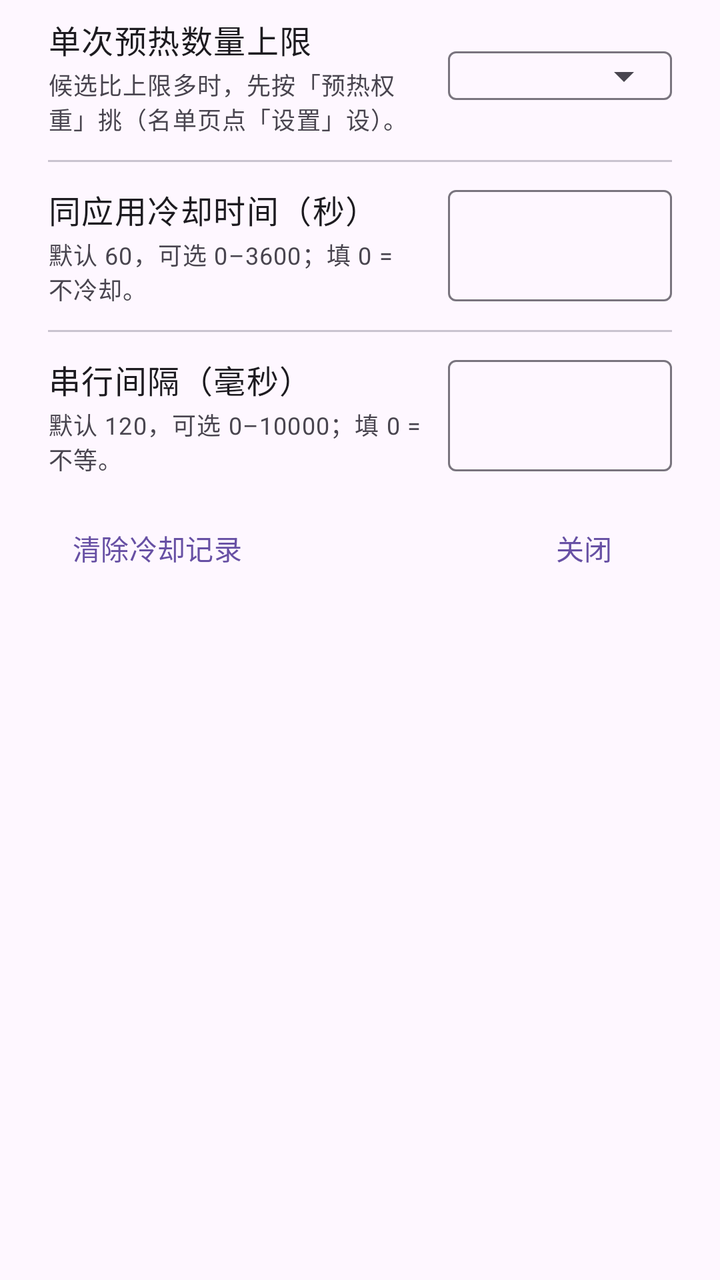
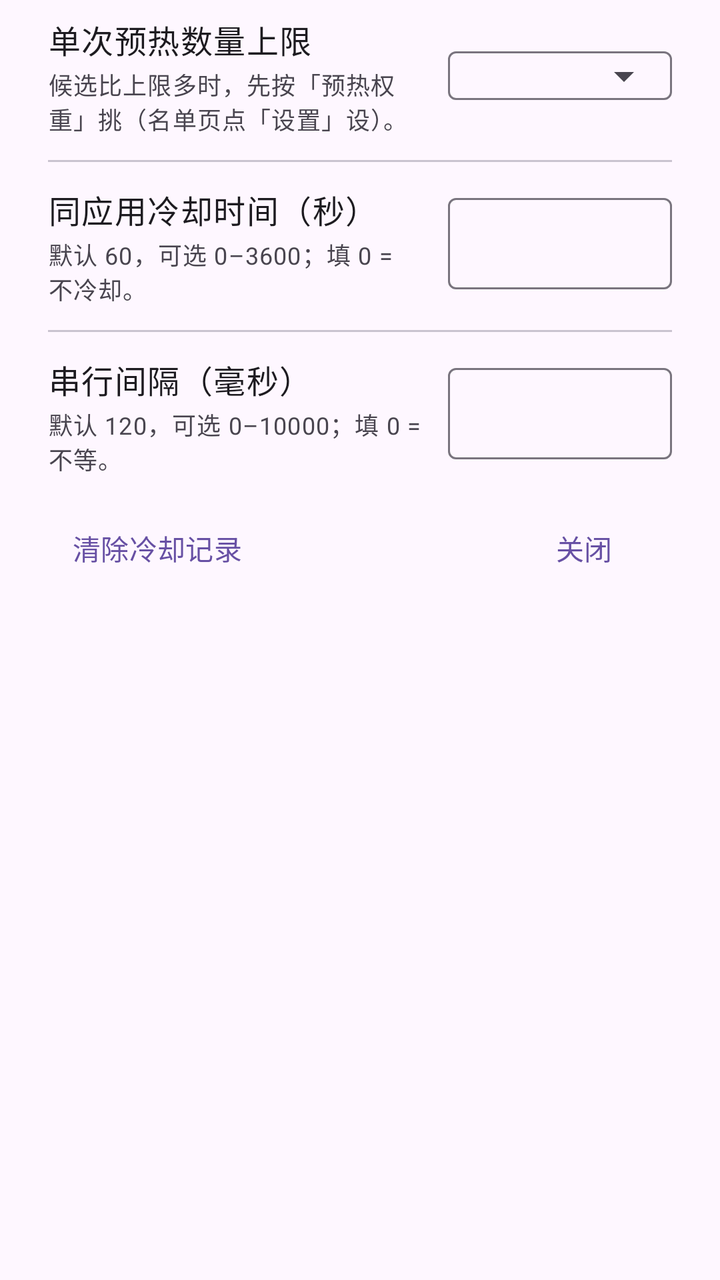

Compare the two renders of this Android layout. The source of the first and the diff that turns it into the second are given below.
<!-- AndroidManifest.xml: application theme Theme.NotificationFixer -->
<!-- res/layout/dialog_warm_params.xml -->
<?xml version="1.0" encoding="utf-8"?>
<ScrollView xmlns:android="http://schemas.android.com/apk/res/android"
    xmlns:app="http://schemas.android.com/apk/res-auto"
    android:layout_width="match_parent"
    android:layout_height="wrap_content">

    <LinearLayout
        android:layout_width="match_parent"
        android:layout_height="wrap_content"
        android:orientation="vertical"
        android:paddingStart="24dp"
        android:paddingTop="8dp"
        android:paddingEnd="24dp"
        android:paddingBottom="12dp">

        
        <LinearLayout
            android:layout_width="match_parent"
            android:layout_height="wrap_content"
            android:baselineAligned="false"
            android:gravity="center_vertical"
            android:orientation="horizontal">

            <LinearLayout
                android:layout_width="0dp"
                android:layout_height="wrap_content"
                android:layout_weight="1"
                android:orientation="vertical">

                <TextView
                    android:layout_width="match_parent"
                    android:layout_height="wrap_content"
                    android:text="@string/settings_warm_max_title"
                    android:textAppearance="?attr/textAppearanceBodyLarge" />

                <TextView
                    android:layout_width="match_parent"
                    android:layout_height="wrap_content"
                    android:layout_marginTop="2dp"
                    android:text="@string/settings_warm_max_helper"
                    android:textAppearance="?attr/textAppearanceBodySmall"
                    android:textColor="?attr/colorOnSurfaceVariant" />
            </LinearLayout>

            <com.google.android.material.textfield.TextInputLayout
                android:id="@+id/dlg_til_warm_max"
                style="?attr/textInputOutlinedStyle"
                android:layout_width="112dp"
                android:layout_height="wrap_content"
                android:layout_marginStart="12dp"
                app:endIconMode="dropdown_menu"
                app:hintEnabled="false">

                <com.google.android.material.textfield.MaterialAutoCompleteTextView
                    android:id="@+id/dlg_et_warm_max"
                    android:layout_width="match_parent"
                    android:layout_height="wrap_content"
                    android:clickable="true"
                    android:cursorVisible="false"
                    android:gravity="start|center_vertical"
                    android:inputType="none"
                    android:singleLine="true" />
            </com.google.android.material.textfield.TextInputLayout>
        </LinearLayout>

        <com.google.android.material.divider.MaterialDivider
            android:layout_width="match_parent"
            android:layout_height="wrap_content"
            android:layout_marginTop="12dp"
            android:layout_marginBottom="12dp" />

        
        <LinearLayout
            android:layout_width="match_parent"
            android:layout_height="wrap_content"
            android:baselineAligned="false"
            android:gravity="center_vertical"
            android:orientation="horizontal">

            <LinearLayout
                android:layout_width="0dp"
                android:layout_height="wrap_content"
                android:layout_weight="1"
                android:orientation="vertical">

                <TextView
                    android:layout_width="match_parent"
                    android:layout_height="wrap_content"
                    android:text="@string/settings_warm_cooldown_hint"
                    android:textAppearance="?attr/textAppearanceBodyLarge" />

                <TextView
                    android:layout_width="match_parent"
                    android:layout_height="wrap_content"
                    android:layout_marginTop="2dp"
                    android:text="@string/settings_warm_cooldown_helper"
                    android:textAppearance="?attr/textAppearanceBodySmall"
                    android:textColor="?attr/colorOnSurfaceVariant" />
            </LinearLayout>

            <com.google.android.material.textfield.TextInputLayout
                android:id="@+id/dlg_til_warm_cooldown"
                style="?attr/textInputOutlinedStyle"
                android:layout_width="112dp"
                android:layout_height="wrap_content"
                android:layout_marginStart="12dp"
                app:hintEnabled="false">

                <com.google.android.material.textfield.TextInputEditText
                    android:id="@+id/dlg_et_warm_cooldown"
                    android:layout_width="match_parent"
                    android:layout_height="wrap_content"
                    android:gravity="end|center_vertical"
                    android:imeOptions="actionDone"
                    android:inputType="number"
                    android:maxLength="4"
                    android:singleLine="true" />
            </com.google.android.material.textfield.TextInputLayout>
        </LinearLayout>

        <com.google.android.material.divider.MaterialDivider
            android:layout_width="match_parent"
            android:layout_height="wrap_content"
            android:layout_marginTop="12dp"
            android:layout_marginBottom="12dp" />

        
        <LinearLayout
            android:layout_width="match_parent"
            android:layout_height="wrap_content"
            android:baselineAligned="false"
            android:gravity="center_vertical"
            android:orientation="horizontal">

            <LinearLayout
                android:layout_width="0dp"
                android:layout_height="wrap_content"
                android:layout_weight="1"
                android:orientation="vertical">

                <TextView
                    android:layout_width="match_parent"
                    android:layout_height="wrap_content"
                    android:text="@string/settings_warm_gap_hint"
                    android:textAppearance="?attr/textAppearanceBodyLarge" />

                <TextView
                    android:layout_width="match_parent"
                    android:layout_height="wrap_content"
                    android:layout_marginTop="2dp"
                    android:text="@string/settings_warm_gap_helper"
                    android:textAppearance="?attr/textAppearanceBodySmall"
                    android:textColor="?attr/colorOnSurfaceVariant" />
            </LinearLayout>

            <com.google.android.material.textfield.TextInputLayout
                android:id="@+id/dlg_til_warm_gap"
                style="?attr/textInputOutlinedStyle"
                android:layout_width="112dp"
                android:layout_height="wrap_content"
                android:layout_marginStart="12dp"
                app:hintEnabled="false">

                <com.google.android.material.textfield.TextInputEditText
                    android:id="@+id/dlg_et_warm_gap"
                    android:layout_width="match_parent"
                    android:layout_height="wrap_content"
                    android:gravity="end|center_vertical"
                    android:imeOptions="actionDone"
                    android:inputType="number"
                    android:maxLength="5"
                    android:singleLine="true" />
            </com.google.android.material.textfield.TextInputLayout>
        </LinearLayout>

        
        <LinearLayout
            android:layout_width="match_parent"
            android:layout_height="wrap_content"
            android:layout_marginTop="12dp"
            android:gravity="center_vertical"
            android:orientation="horizontal">

            <com.google.android.material.button.MaterialButton
                android:id="@+id/btn_clear_cooldown"
                style="?attr/borderlessButtonStyle"
                android:layout_width="wrap_content"
                android:layout_height="wrap_content"
                android:text="@string/action_clear_cooldown" />

            <Space
                android:layout_width="0dp"
                android:layout_height="1dp"
                android:layout_weight="1" />

            <com.google.android.material.button.MaterialButton
                android:id="@+id/btn_warm_params_close"
                style="?attr/borderlessButtonStyle"
                android:layout_width="wrap_content"
                android:layout_height="wrap_content"
                android:text="@string/dialog_close" />
        </LinearLayout>
    </LinearLayout>
</ScrollView>
<!-- resources referenced by this layout -->
<resources>
  <string name="action_clear_cooldown">清除冷却记录</string>
  <string name="dialog_close">关闭</string>
  <string name="settings_warm_cooldown_helper">默认 60，可选 0–3600；填 0 = 不冷却。</string>
  <string name="settings_warm_cooldown_hint">同应用冷却时间（秒）</string>
  <string name="settings_warm_gap_helper">默认 120，可选 0–10000；填 0 = 不等。</string>
  <string name="settings_warm_gap_hint">串行间隔（毫秒）</string>
  <string name="settings_warm_max_helper">候选比上限多时，先按「预热权重」挑（名单页点「设置」设）。</string>
  <string name="settings_warm_max_title">单次预热数量上限</string>
  <style name="Theme.NotificationFixer" parent="Theme.Material3.DayNight.NoActionBar">
          <item name="android:windowBackground">?attr/colorSurface</item>
          <item name="android:windowLightStatusBar">true</item>
          <item name="android:windowLightNavigationBar">true</item>
          <item name="android:enforceStatusBarContrast">false</item>
          <item name="android:enforceNavigationBarContrast">false</item>
      </style>
</resources>

<!-- the commit's change to res/layout/dialog_warm_params.xml (unified diff, before → after) -->
@@ -46,7 +46,7 @@
                 android:id="@+id/dlg_til_warm_max"
                 style="?attr/textInputOutlinedStyle"
                 android:layout_width="112dp"
-                android:layout_height="wrap_content"
+                android:layout_height="48dp"
                 android:layout_marginStart="12dp"
                 app:endIconMode="dropdown_menu"
                 app:hintEnabled="false">
@@ -59,6 +59,8 @@
                     android:cursorVisible="false"
                     android:gravity="start|center_vertical"
                     android:inputType="none"
+                    android:paddingStart="16dp"
+                    android:paddingEnd="16dp"
                     android:singleLine="true" />
             </com.google.android.material.textfield.TextInputLayout>
         </LinearLayout>
@@ -102,7 +104,7 @@
                 android:id="@+id/dlg_til_warm_cooldown"
                 style="?attr/textInputOutlinedStyle"
                 android:layout_width="112dp"
-                android:layout_height="wrap_content"
+                android:layout_height="48dp"
                 android:layout_marginStart="12dp"
                 app:hintEnabled="false">
 
@@ -114,6 +116,8 @@
                     android:imeOptions="actionDone"
                     android:inputType="number"
                     android:maxLength="4"
+                    android:paddingTop="12dp"
+                    android:paddingBottom="12dp"
                     android:singleLine="true" />
             </com.google.android.material.textfield.TextInputLayout>
         </LinearLayout>
@@ -157,7 +161,7 @@
                 android:id="@+id/dlg_til_warm_gap"
                 style="?attr/textInputOutlinedStyle"
                 android:layout_width="112dp"
-                android:layout_height="wrap_content"
+                android:layout_height="48dp"
                 android:layout_marginStart="12dp"
                 app:hintEnabled="false">
 
@@ -169,6 +173,8 @@
                     android:imeOptions="actionDone"
                     android:inputType="number"
                     android:maxLength="5"
+                    android:paddingTop="12dp"
+                    android:paddingBottom="12dp"
                     android:singleLine="true" />
             </com.google.android.material.textfield.TextInputLayout>
         </LinearLayout>
